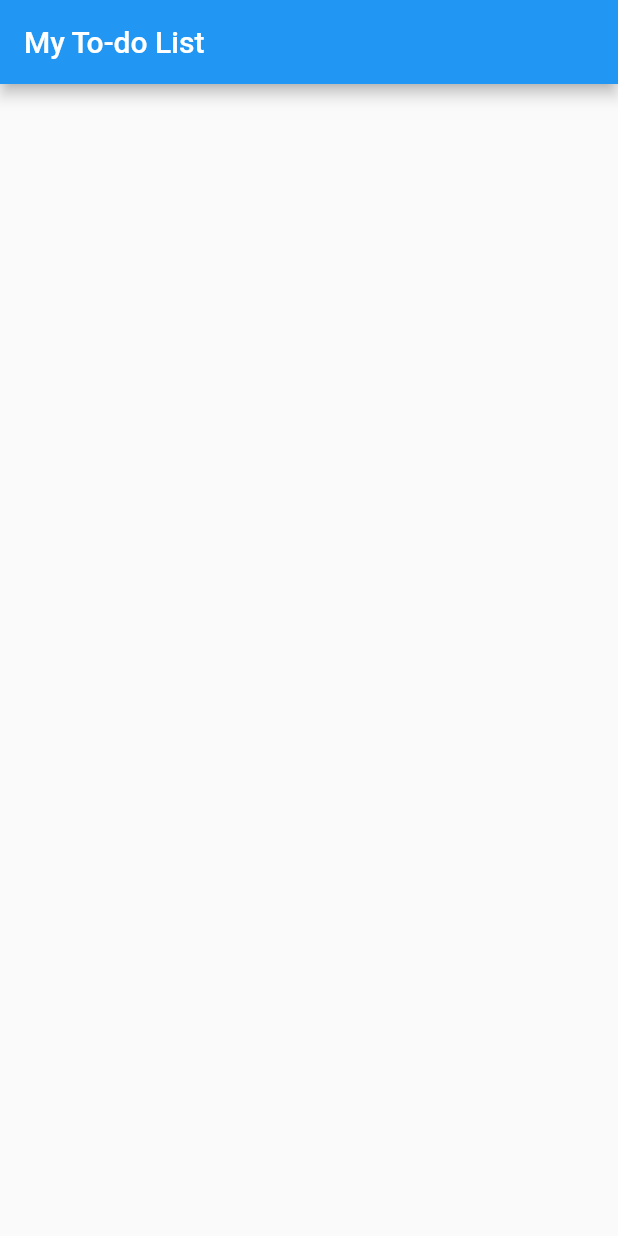
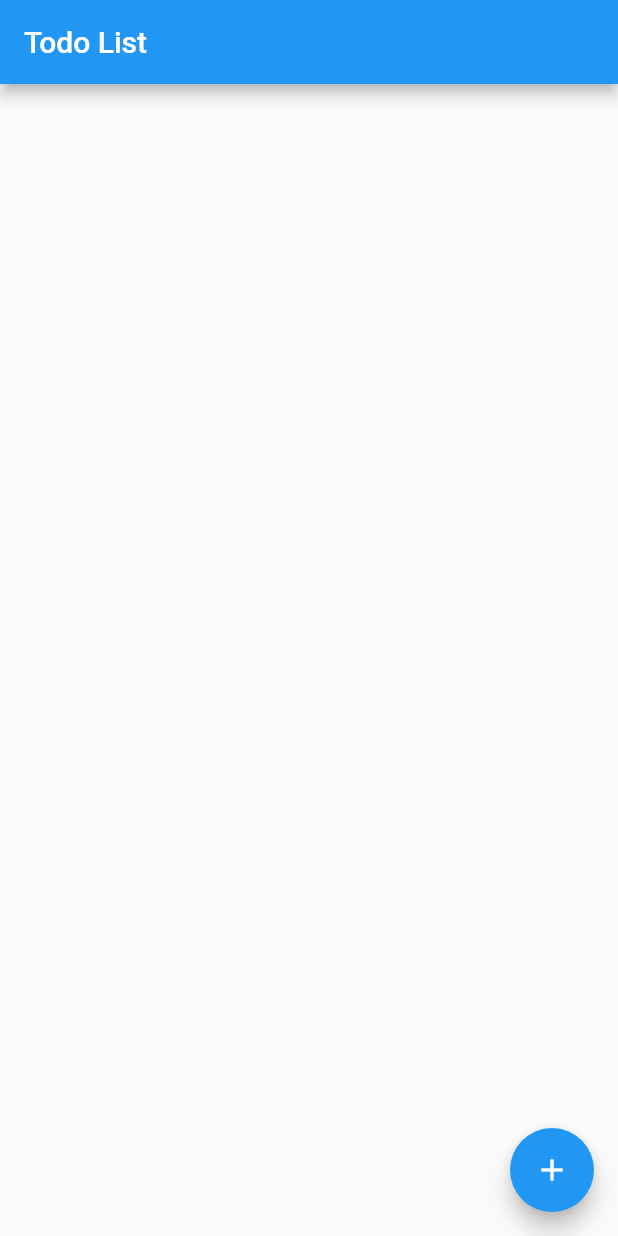
Before and after one commit to daraximi/Flutter_To_Do_App, a Flutter app: the screen it shows after launch, on a phone screen of 412 x 824 dp. Run offline on Flutter 3.47's test engine with Material 2 defaults, Android fonts, the phone set to English and light mode, and no system bars.

Commit message:
Impliment New Task Page

```diff
--- /dev/null
+++ b/lib/AppBehaviour.dart
@@ -0,0 +1,2 @@
+import 'package:basic_flutter_app/TodoListState.dart';
+import 'package:flutter/material.dart';
--- a/lib/TodoListState.dart
+++ b/lib/TodoListState.dart
@@ -1,41 +1,62 @@
+// ignore_for_file: unnecessary_new, use_key_in_widget_constructors
+
 import 'package:flutter/material.dart';
 
-class ToDoList extends StatefulWidget {
+class ToDoApp extends StatelessWidget {
   @override
-  createState() => TodoListState();
+  Widget build(BuildContext context) {
+    return MaterialApp(title: 'To do List', home: new TodoList());
+  }
 }
 
-class TodoListState extends State<ToDoList> {
-  final List<String> _todoItems = [];
+// ignore: use_key_in_widget_constructors
+class TodoList extends StatefulWidget {
+  @override
+  createState() => new TodoListState();
+}
 
+class TodoListState extends State<TodoList> {
+  List<String> _todoItems = [];
+
+  // This will be called each time the + button is pressed
   void _addTodoItem() {
+    // Putting our code inside "setState" tells the app that our state has changed, and
+    // it will automatically re-render the list
     setState(() {
       int index = _todoItems.length;
       _todoItems.add('Item ' + index.toString());
     });
   }
 
+  // Build the whole list of todo items
   Widget _buildTodoList() {
-    return ListView.builder(itemBuilder: (context, index) {
+    return new ListView.builder(
+      itemBuilder: (context, index) {
+        // itemBuilder will be automatically be called as many times as it takes for the
+        // list to fill up its available space, which is most likely more than the
+        // number of todo items e have. So, we need to check the index is OK.
         if (index < _todoItems.length) {
           return _buildTodoItem(_todoItems[index]);
         }
-      return _buildTodoItem("Nothing to add");
-    });
+        return _buildTodoItem('');
+      },
+    );
   }
 
-  Widget _buildTodoItem(String todotext) {
-    return ListTile(title: Text(todotext));
+  // Build a single todo item
+  Widget _buildTodoItem(String todoText) {
+    return new ListTile(title: new Text(todoText));
   }
 
   @override
   Widget build(BuildContext context) {
-    return Scaffold(
-        appBar: AppBar(title: Text('ToDo List')),
+    return new Scaffold(
+      appBar: new AppBar(title: new Text('Todo List')),
       body: _buildTodoList(),
-        floatingActionButton: FloatingActionButton(
+      floatingActionButton: new FloatingActionButton(
           onPressed: _addTodoItem,
           tooltip: 'Add task',
-            child: Icon(Icons.add)));
+          child: new Icon(Icons.add)),
+    );
   }
 }
--- a/lib/main.dart
+++ b/lib/main.dart
@@ -4,12 +4,3 @@
 import 'package:basic_flutter_app/TodoListState.dart';
 
 void main() => runApp(ToDoApp());
-
-class ToDoApp extends StatelessWidget {
-  @override
-  Widget build(BuildContext context) {
-    return MaterialApp(
-        title: 'To do List',
-        home: Scaffold(appBar: AppBar(title: Text('My To-do List'))));
-  }
-}
```
Lines whose indentation alone changed are shown as unchanged.
